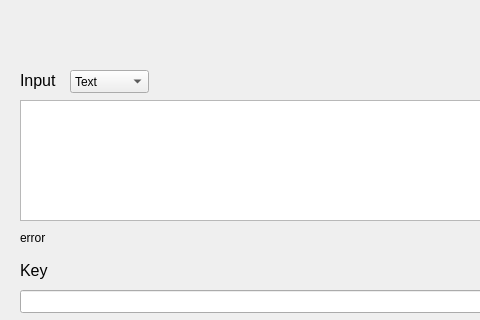
First picture: the form in src/gui/mainwindow.ui, repository Strykeros/spyMaster3000, before the edit; both pictures show x 0 to 480 and y 0 to 320 of the 800 by 600 pixel window.
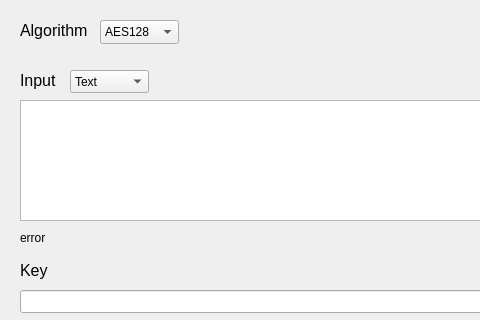
Second picture: the form after the edit.

Commit message: added non working algo switching

What changed in the file:
```diff
--- a/src/gui/mainwindow.ui
+++ b/src/gui/mainwindow.ui
@@ -186,6 +186,54 @@
      <set>Qt::AlignRight|Qt::AlignTrailing|Qt::AlignVCenter</set>
     </property>
    </widget>
+   <widget class="QLabel" name="algo_label">
+    <property name="geometry">
+     <rect>
+      <x>20</x>
+      <y>20</y>
+      <width>81</width>
+      <height>20</height>
+     </rect>
+    </property>
+    <property name="font">
+     <font>
+      <pointsize>12</pointsize>
+     </font>
+    </property>
+    <property name="text">
+     <string>Algorithm</string>
+    </property>
+   </widget>
+   <widget class="QComboBox" name="algo_comboBox">
+    <property name="geometry">
+     <rect>
+      <x>100</x>
+      <y>20</y>
+      <width>79</width>
+      <height>24</height>
+     </rect>
+    </property>
+    <item>
+     <property name="text">
+      <string>AES128</string>
+     </property>
+    </item>
+    <item>
+     <property name="text">
+      <string>Caeser</string>
+     </property>
+    </item>
+    <item>
+     <property name="text">
+      <string>Playfair</string>
+     </property>
+    </item>
+    <item>
+     <property name="text">
+      <string>DES</string>
+     </property>
+    </item>
+   </widget>
   </widget>
   <widget class="QMenuBar" name="menubar">
    <property name="geometry">
```
The commit also changes 7 other files.
